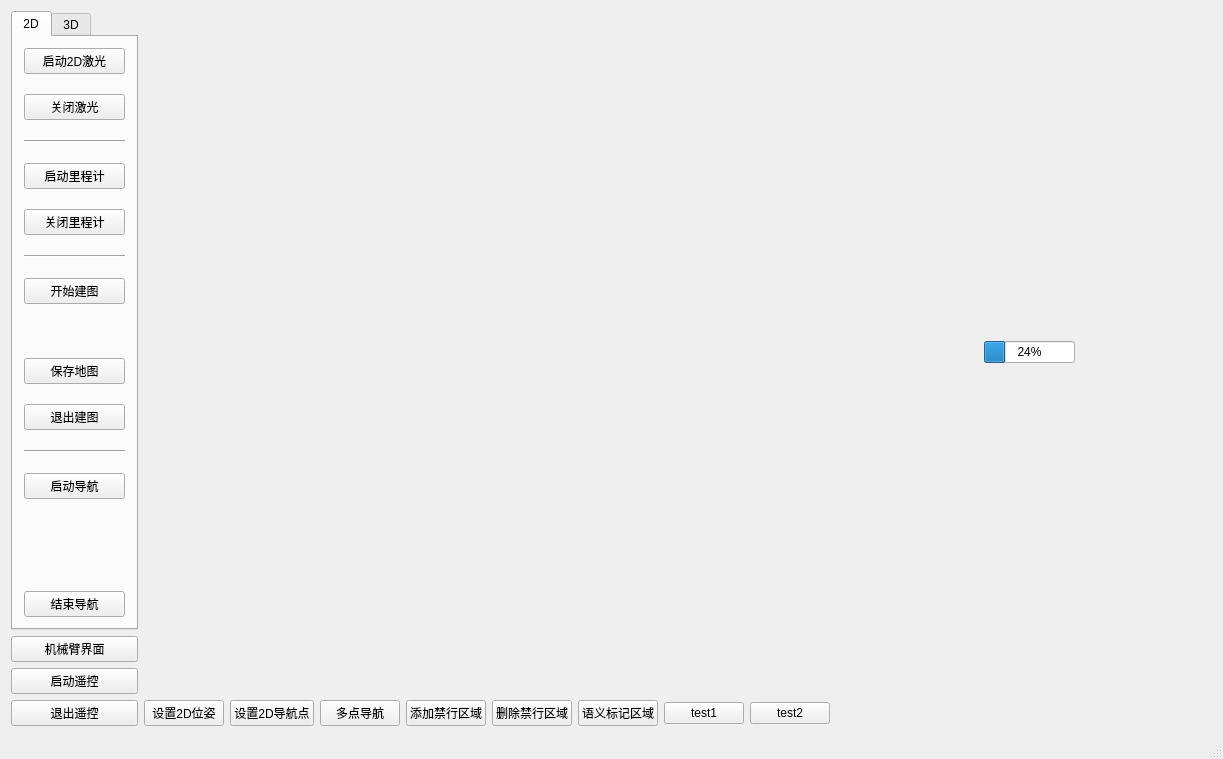
Above: ros_gui/ui/mainwindow.ui from MrMao007/ros_gui2 before the change. Below: the same form after it.
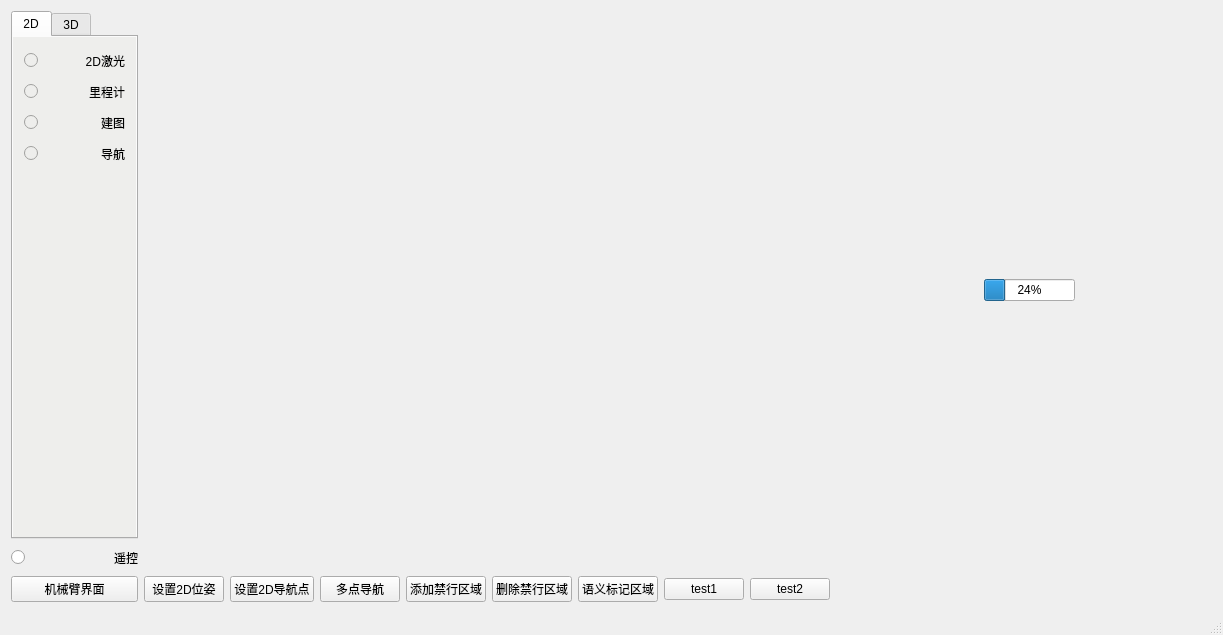
That is the form after the change. Icons and pictures are not drawn.

Patch:
```diff
--- a/ros_gui/ui/mainwindow.ui
+++ b/ros_gui/ui/mainwindow.ui
@@ -7,7 +7,7 @@
     <x>0</x>
     <y>0</y>
     <width>1223</width>
-    <height>759</height>
+    <height>635</height>
    </rect>
   </property>
   <property name="windowTitle">
@@ -18,7 +18,7 @@
     <item>
      <layout class="QHBoxLayout" name="horizontalLayout_3" stretch="1">
       <item>
-       <layout class="QVBoxLayout" name="verticalLayout_10" stretch="0,0,0,0">
+       <layout class="QVBoxLayout" name="verticalLayout_10" stretch="0,0,0">
         <item>
          <widget class="QTabWidget" name="tabWidget">
           <property name="sizePolicy">
@@ -43,192 +43,302 @@
            </size>
           </property>
           <widget class="QWidget" name="tab">
+           <property name="styleSheet">
+            <string notr="true">background-color: rgb(238, 238, 236);</string>
+           </property>
            <attribute name="title">
             <string>2D</string>
            </attribute>
-           <layout class="QVBoxLayout" name="verticalLayout_2" stretch="5,5,5,5,5,5,5,0,5,0,5,5,5,5">
+           <layout class="QVBoxLayout" name="_2" stretch="0,0">
             <property name="spacing">
-             <number>20</number>
+             <number>0</number>
             </property>
-            <property name="sizeConstraint">
-             <enum>QLayout::SetMaximumSize</enum>
-            </property>
             <item>
-             <widget class="QPushButton" name="pushButton_4">
+             <layout class="QGridLayout" name="gridLayout">
+              <item row="2" column="1">
+               <widget class="QLabel" name="label_7">
               <property name="text">
-               <string>启动2D激光</string>
-              </property>
-             </widget>
-            </item>
-            <item>
-             <widget class="QPushButton" name="pushButton_7">
-              <property name="text">
-               <string>关闭激光</string>
+                 <string>建图</string>
+                </property>
+                <property name="alignment">
+                 <set>Qt::AlignRight|Qt::AlignTrailing|Qt::AlignVCenter</set>
               </property>
              </widget>
             </item>
-            <item>
-             <widget class="Line" name="line_2">
-              <property name="orientation">
-               <enum>Qt::Horizontal</enum>
-              </property>
-             </widget>
-            </item>
-            <item>
-             <widget class="QPushButton" name="pushButton_5">
+              <item row="1" column="0">
+               <widget class="QRadioButton" name="radioButton_2">
+                <property name="minimumSize">
+                 <size>
+                  <width>25</width>
+                  <height>25</height>
+                 </size>
+                </property>
               <property name="text">
-               <string>启动里程计</string>
-              </property>
-             </widget>
-            </item>
-            <item>
-             <widget class="QPushButton" name="pushButton_8">
-              <property name="text">
-               <string>关闭里程计</string>
+                 <string/>
+                </property>
+                <property name="autoExclusive">
+                 <bool>false</bool>
               </property>
              </widget>
             </item>
-            <item>
-             <widget class="Line" name="line">
-              <property name="orientation">
-               <enum>Qt::Horizontal</enum>
-              </property>
-             </widget>
-            </item>
-            <item>
-             <widget class="QPushButton" name="pushButton_6">
-              <property name="text">
-               <string>开始建图</string>
-              </property>
-             </widget>
-            </item>
-            <item>
-             <widget class="QLabel" name="label_6">
+              <item row="0" column="0">
+               <widget class="QRadioButton" name="radioButton">
               <property name="sizePolicy">
-               <sizepolicy hsizetype="Expanding" vsizetype="Expanding">
+                 <sizepolicy hsizetype="Minimum" vsizetype="Fixed">
                 <horstretch>0</horstretch>
                 <verstretch>0</verstretch>
                </sizepolicy>
               </property>
+                <property name="minimumSize">
+                 <size>
+                  <width>25</width>
+                  <height>25</height>
+                 </size>
+                </property>
               <property name="styleSheet">
-               <string notr="true">color: rgb(239, 41, 41);</string>
+                 <string notr="true"/>
               </property>
               <property name="text">
                <string/>
               </property>
-             </widget>
-            </item>
-            <item>
-             <widget class="QPushButton" name="pushButton_9">
-              <property name="text">
-               <string>保存地图</string>
-              </property>
-             </widget>
-            </item>
-            <item>
-             <widget class="QPushButton" name="pushButton_10">
-              <property name="text">
-               <string>退出建图</string>
+                <property name="checked">
+                 <bool>false</bool>
+                </property>
+                <property name="autoExclusive">
+                 <bool>false</bool>
               </property>
              </widget>
             </item>
-            <item>
-             <widget class="Line" name="line_3">
-              <property name="orientation">
-               <enum>Qt::Horizontal</enum>
-              </property>
-             </widget>
-            </item>
-            <item>
-             <widget class="QPushButton" name="pushButton_12">
-              <property name="text">
-               <string>启动导航</string>
-              </property>
-             </widget>
-            </item>
-            <item>
+              <item row="0" column="1">
              <widget class="QLabel" name="label_5">
-              <property name="styleSheet">
-               <string notr="true">color: rgb(239, 41, 41);</string>
-              </property>
+                <property name="text">
+                 <string>2D激光</string>
+                </property>
+                <property name="textFormat">
+                 <enum>Qt::PlainText</enum>
+                </property>
+                <property name="alignment">
+                 <set>Qt::AlignRight|Qt::AlignTrailing|Qt::AlignVCenter</set>
+                </property>
+               </widget>
+              </item>
+              <item row="2" column="0">
+               <widget class="QRadioButton" name="radioButton_3">
+                <property name="minimumSize">
+                 <size>
+                  <width>25</width>
+                  <height>25</height>
+                 </size>
+                </property>
               <property name="text">
                <string/>
               </property>
-             </widget>
+                <property name="checkable">
+                 <bool>true</bool>
+                </property>
+                <property name="autoExclusive">
+                 <bool>false</bool>
+                </property>
+               </widget>
+              </item>
+              <item row="1" column="1">
+               <widget class="QLabel" name="label_6">
+                <property name="text">
+                 <string>里程计</string>
+                </property>
+                <property name="alignment">
+                 <set>Qt::AlignRight|Qt::AlignTrailing|Qt::AlignVCenter</set>
+                </property>
+               </widget>
+              </item>
+              <item row="3" column="0">
+               <widget class="QRadioButton" name="radioButton_4">
+                <property name="minimumSize">
+                 <size>
+                  <width>25</width>
+                  <height>25</height>
+                 </size>
+                </property>
+                <property name="text">
+                 <string/>
+                </property>
+                <property name="checkable">
+                 <bool>true</bool>
+                </property>
+                <property name="autoExclusive">
+                 <bool>false</bool>
+                </property>
+               </widget>
+              </item>
+              <item row="3" column="1">
+               <widget class="QLabel" name="label_8">
+                <property name="text">
+                 <string>导航</string>
+                </property>
+                <property name="alignment">
+                 <set>Qt::AlignRight|Qt::AlignTrailing|Qt::AlignVCenter</set>
+                </property>
+               </widget>
+              </item>
+             </layout>
             </item>
             <item>
-             <widget class="QPushButton" name="pushButton_14">
-              <property name="text">
-               <string>结束导航</string>
+             <spacer name="verticalSpacer">
+              <property name="orientation">
+               <enum>Qt::Vertical</enum>
               </property>
-             </widget>
+              <property name="sizeHint" stdset="0">
+               <size>
+                <width>20</width>
+                <height>40</height>
+               </size>
+              </property>
+             </spacer>
             </item>
            </layout>
           </widget>
           <widget class="QWidget" name="widget">
+           <property name="styleSheet">
+            <string notr="true">background-color: rgb(238, 238, 236);</string>
+           </property>
            <attribute name="title">
             <string>3D</string>
            </attribute>
            <layout class="QVBoxLayout" name="verticalLayout_3">
             <item>
-             <widget class="QPushButton" name="pushButton_21">
+             <layout class="QGridLayout" name="gridLayout_3">
+              <item row="0" column="0">
+               <widget class="QRadioButton" name="radioButton_6">
+                <property name="minimumSize">
+                 <size>
+                  <width>25</width>
+                  <height>25</height>
+                 </size>
+                </property>
               <property name="text">
-               <string>启动3D激光</string>
-              </property>
-             </widget>
-            </item>
-            <item>
-             <widget class="QPushButton" name="pushButton_22">
+                 <string/>
+                </property>
+                <property name="autoExclusive">
+                 <bool>false</bool>
+                </property>
+               </widget>
+              </item>
+              <item row="1" column="0">
+               <widget class="QRadioButton" name="radioButton_7">
+                <property name="minimumSize">
+                 <size>
+                  <width>25</width>
+                  <height>25</height>
+                 </size>
+                </property>
               <property name="text">
-               <string>关闭激光</string>
-              </property>
-             </widget>
-            </item>
-            <item>
-             <widget class="Line" name="line_4">
-              <property name="orientation">
-               <enum>Qt::Horizontal</enum>
-              </property>
-             </widget>
-            </item>
-            <item>
-             <widget class="QPushButton" name="pushButton_16">
+                 <string/>
+                </property>
+                <property name="checkable">
+                 <bool>true</bool>
+                </property>
+                <property name="autoExclusive">
+                 <bool>false</bool>
+                </property>
+               </widget>
+              </item>
+              <item row="0" column="1">
+               <widget class="QLabel" name="label_10">
+                <property name="text">
+                 <string>3D激光</string>
+                </property>
+                <property name="alignment">
+                 <set>Qt::AlignRight|Qt::AlignTrailing|Qt::AlignVCenter</set>
+                </property>
+               </widget>
+              </item>
+              <item row="1" column="1">
+               <widget class="QLabel" name="label_11">
               <property name="text">
-               <string>启动定位</string>
-              </property>
-             </widget>
-            </item>
-            <item>
-             <widget class="QPushButton" name="pushButton_17">
+                 <string>定位</string>
+                </property>
+                <property name="alignment">
+                 <set>Qt::AlignRight|Qt::AlignTrailing|Qt::AlignVCenter</set>
+                </property>
+               </widget>
+              </item>
+              <item row="2" column="0">
+               <widget class="QRadioButton" name="radioButton_8">
+                <property name="minimumSize">
+                 <size>
+                  <width>25</width>
+                  <height>25</height>
+                 </size>
+                </property>
               <property name="text">
-               <string>结束定位</string>
-              </property>
-             </widget>
-            </item>
+                 <string/>
+                </property>
+                <property name="checkable">
+                 <bool>true</bool>
+                </property>
+                <property name="autoExclusive">
+                 <bool>false</bool>
+                </property>
+               </widget>
+              </item>
+              <item row="2" column="1">
+               <widget class="QLabel" name="label_12">
+                <property name="text">
+                 <string>建图</string>
+                </property>
+                <property name="alignment">
+                 <set>Qt::AlignRight|Qt::AlignTrailing|Qt::AlignVCenter</set>
+                </property>
+               </widget>
+              </item>
+             </layout>
+            </item>
             <item>
-             <widget class="Line" name="line_5">
+             <spacer name="verticalSpacer_2">
               <property name="orientation">
-               <enum>Qt::Horizontal</enum>
+               <enum>Qt::Vertical</enum>
               </property>
-             </widget>
+              <property name="sizeHint" stdset="0">
+               <size>
+                <width>20</width>
+                <height>40</height>
+               </size>
+              </property>
+             </spacer>
+            </item>
+           </layout>
+          </widget>
+         </widget>
             </item>
             <item>
-             <widget class="QPushButton" name="pushButton_15">
+         <layout class="QGridLayout" name="gridLayout_2">
+          <item row="0" column="0">
+           <widget class="QRadioButton" name="radioButton_5">
+            <property name="minimumSize">
+             <size>
+              <width>25</width>
+              <height>25</height>
+             </size>
+            </property>
               <property name="text">
-               <string>启动建图</string>
-              </property>
-             </widget>
-            </item>
-            <item>
-             <widget class="QPushButton" name="pushButton_18">
+             <string/>
+            </property>
+            <property name="autoExclusive">
+             <bool>false</bool>
+            </property>
+           </widget>
+          </item>
+          <item row="0" column="1">
+           <widget class="QLabel" name="label_9">
               <property name="text">
-               <string>结束建图</string>
-              </property>
+             <string>遥控</string>
+            </property>
+            <property name="alignment">
+             <set>Qt::AlignRight|Qt::AlignTrailing|Qt::AlignVCenter</set>
+            </property>
              </widget>
             </item>
            </layout>
-          </widget>
-         </widget>
         </item>
         <item>
          <widget class="QPushButton" name="pushButton_23">
@@ -237,20 +347,6 @@
           </property>
          </widget>
         </item>
-        <item>
-         <widget class="QPushButton" name="pushButton_2">
-          <property name="text">
-           <string>启动遥控</string>
-          </property>
-         </widget>
-        </item>
-        <item>
-         <widget class="QPushButton" name="pushButton_3">
-          <property name="text">
-           <string>退出遥控</string>
-          </property>
-         </widget>
-        </item>
        </layout>
       </item>
      </layout>
```
Lines whose indentation alone changed are shown as unchanged.
